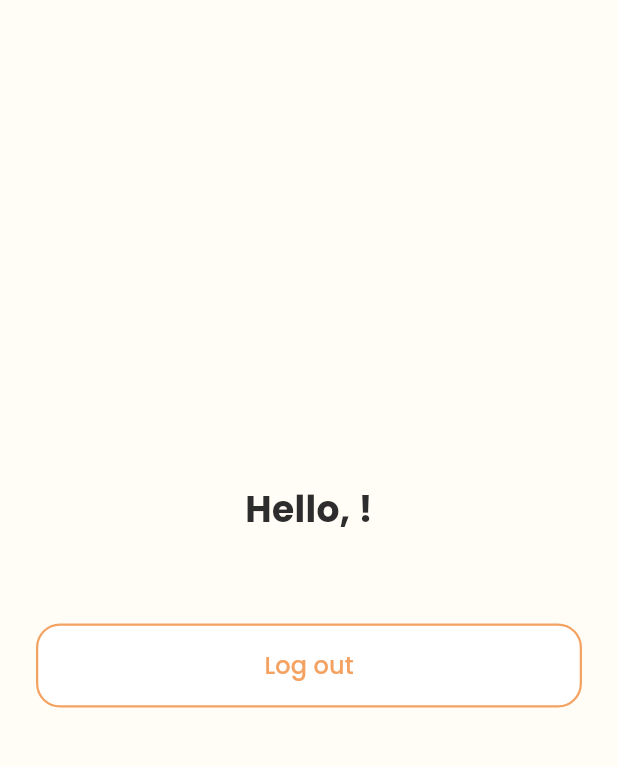
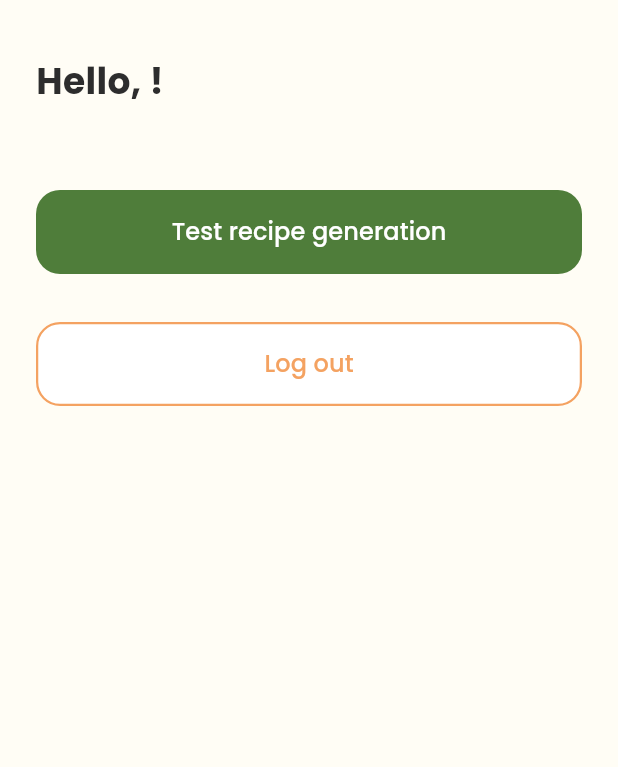
Before and after one commit to thorvax/ai-recipe-generator, a Flutter app: the HomeScreen screen opened by its route, on a phone screen of 412 x 824 dp, the part 65-832 px from its top. Run offline on Flutter 3.47's test engine with Material 3 defaults, Android fonts, the phone set to English and light mode, and no system bars; our stand-ins replace cloud_firestore, firebase_auth, firebase_core, google_fonts; accounts and stored records are empty.

Commit message:
modified homescreen(added a test for recipe generation)  and the splashscreen

```diff
--- a/lib/features/home/home_screen.dart
+++ b/lib/features/home/home_screen.dart
@@ -2,14 +2,69 @@ import 'package:flutter/material.dart';
 import 'package:provider/provider.dart';
 
 import '../../core/constants/app_routes.dart';
+import '../../core/theme/app_colors.dart';
 import '../../core/theme/app_spacing.dart';
 import '../../core/theme/app_text_styles.dart';
+import '../../models/generation_request.dart';
 import '../../providers/auth_provider.dart';
+import '../../services/gemini_service.dart';
+import '../../shared/widgets/primary_button.dart';
 import '../../shared/widgets/secondary_button.dart';
 
-/// TEMPORARY placeholder so we can test login. Replaced in Step 5.
-class HomeScreen extends StatelessWidget {
+/// TEMPORARY screen for testing. Replaced in Step 5 by the real
+/// Ingredient Input screen. It includes a button to test Gemini.
+class HomeScreen extends StatefulWidget {
   const HomeScreen({super.key});
+
+  @override
+  State<HomeScreen> createState() => _HomeScreenState();
+}
+
+class _HomeScreenState extends State<HomeScreen> {
+  bool _loading = false;
+  String? _result;
+
+  Future<void> _testGemini() async {
+    final auth = context.read<AuthProvider>();
+    setState(() {
+      _loading = true;
+      _result = null;
+    });
+
+    try {
+      final recipe = await GeminiService().generateRecipe(
+        request: const GenerationRequest(
+          ingredients: ['chicken', 'rice', 'garlic', 'egg'],
+          mealType: 'Dinner',
+          cuisine: 'Filipino',
+          servings: 2,
+        ),
+        userId: auth.currentUser?.uid ?? 'test',
+      );
+
+      final buffer = StringBuffer()
+        ..writeln(recipe.name)
+        ..writeln(recipe.summaryLabel)
+        ..writeln()
+        ..writeln('INGREDIENTS');
+      for (final i in recipe.ingredients) {
+        buffer.writeln('• ${i.display}');
+      }
+      buffer
+        ..writeln()
+        ..writeln('STEPS');
+      for (final s in recipe.steps) {
+        buffer.writeln('${s.stepNumber}. ${s.instruction}');
+      }
+      _result = buffer.toString();
+    } on GeminiException catch (e) {
+      _result = 'Error: ${e.message}';
+    } catch (e) {
+      _result = 'Unexpected error: $e';
+    }
+
+    if (mounted) setState(() => _loading = false);
+  }
 
   @override
   Widget build(BuildContext context) {
@@ -18,15 +73,37 @@ class HomeScreen extends StatelessWidget {
 
     return Scaffold(
       appBar: AppBar(title: const Text('MealMind')),
-      body: Center(
-        child: Padding(
+      body: SafeArea(
+        child: SingleChildScrollView(
           padding: const EdgeInsets.all(AppSpacing.s24),
           child: Column(
-            mainAxisSize: MainAxisSize.min,
+            crossAxisAlignment: CrossAxisAlignment.start,
             children: [
               Text('Hello, $name!', style: AppTextStyles.heading1),
-              const SizedBox(height: AppSpacing.s8),
-              Text(auth.currentUser?.email ?? '', style: AppTextStyles.body2),
+              const SizedBox(height: AppSpacing.s4),
+              Text(
+                auth.currentUser?.email ?? '',
+                style: AppTextStyles.body2
+                    .copyWith(color: AppColors.textSecondary),
+              ),
+              const SizedBox(height: AppSpacing.s32),
+              PrimaryButton(
+                label: 'Test recipe generation',
+                isLoading: _loading,
+                onPressed: _testGemini,
+              ),
+              if (_result != null) ...[
+                const SizedBox(height: AppSpacing.s16),
+                Container(
+                  width: double.infinity,
+                  padding: const EdgeInsets.all(AppSpacing.s16),
+                  decoration: BoxDecoration(
+                    color: AppColors.white,
+                    borderRadius: BorderRadius.circular(AppRadius.r16),
+                  ),
+                  child: Text(_result!, style: AppTextStyles.body2),
+                ),
+              ],
               const SizedBox(height: AppSpacing.s32),
               SecondaryButton(
                 label: 'Log out',
--- a/lib/features/splash/splash_screen.dart
+++ b/lib/features/splash/splash_screen.dart
@@ -55,10 +55,10 @@ class _SplashScreenState extends State<SplashScreen> {
                 shape: BoxShape.circle,
               ),
               child: Padding(
-                padding: const EdgeInsets.all(0),
+                padding: const EdgeInsets.all(AppSpacing.s20),
                 child: Image.asset(
                   'lib/assets/pot-icon.png',
-                  fit: BoxFit.fill,
+                  fit: BoxFit.contain,
                 ),
               ),
             ),
```
